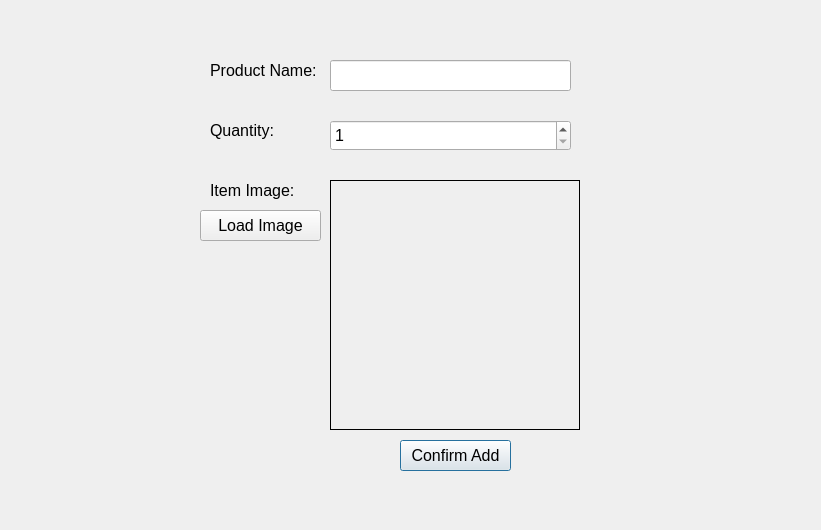
This is user_registration.ui in OmriWebber/CovidApp as Qt 5 draws it before an edit. The edited form follows.
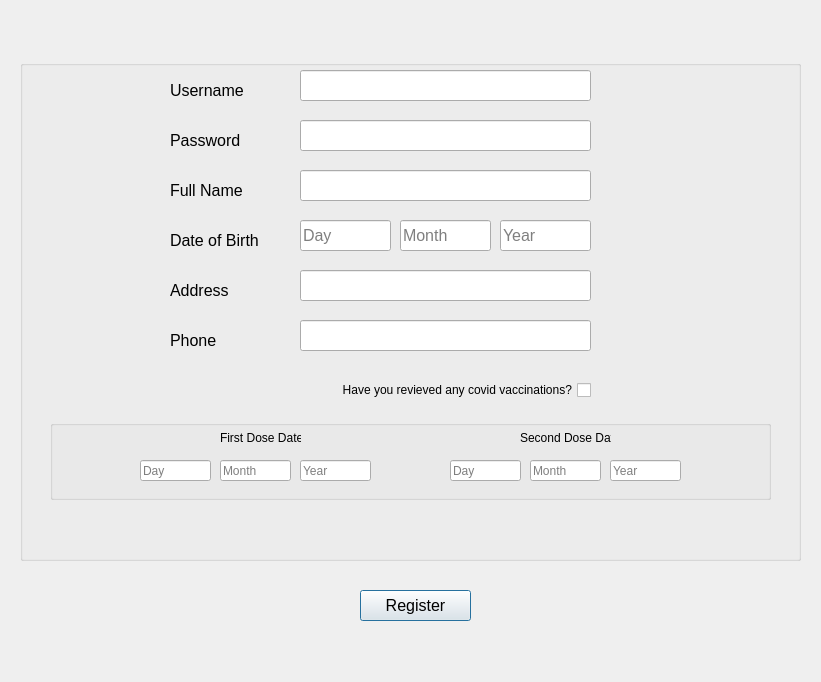
This is the edited form.

Commit message: finished user registration form, file write needs work

```diff
--- a/user_registration.ui
+++ b/user_registration.ui
@@ -7,38 +7,17 @@
     <x>0</x>
     <y>0</y>
     <width>821</width>
-    <height>530</height>
+    <height>682</height>
    </rect>
   </property>
   <property name="windowTitle">
    <string>Dialog</string>
   </property>
-  <widget class="QSpinBox" name="sbQuantity">
+  <widget class="QPushButton" name="btnRegister">
    <property name="geometry">
     <rect>
-     <x>330</x>
-     <y>120</y>
-     <width>241</width>
-     <height>31</height>
-    </rect>
-   </property>
-   <property name="font">
-    <font>
-     <pointsize>12</pointsize>
-    </font>
-   </property>
-   <property name="minimum">
-    <number>1</number>
-   </property>
-   <property name="maximum">
-    <number>1000</number>
-   </property>
-  </widget>
-  <widget class="QPushButton" name="btnConfirmAdd">
-   <property name="geometry">
-    <rect>
-     <x>400</x>
-     <y>440</y>
+     <x>360</x>
+     <y>590</y>
      <width>111</width>
      <height>31</height>
     </rect>
@@ -49,111 +28,472 @@
     </font>
    </property>
    <property name="text">
-    <string>Confirm Add</string>
+    <string>Register</string>
    </property>
   </widget>
-  <widget class="QPushButton" name="btnLoadImage">
+  <widget class="QGroupBox" name="groupBox">
    <property name="geometry">
     <rect>
-     <x>200</x>
-     <y>210</y>
-     <width>121</width>
-     <height>31</height>
-    </rect>
-   </property>
-   <property name="font">
-    <font>
-     <pointsize>12</pointsize>
-    </font>
-   </property>
-   <property name="text">
-    <string>Load Image</string>
-   </property>
-  </widget>
-  <widget class="QLabel" name="label_2">
-   <property name="geometry">
-    <rect>
-     <x>210</x>
-     <y>120</y>
-     <width>111</width>
-     <height>21</height>
-    </rect>
-   </property>
-   <property name="font">
-    <font>
-     <pointsize>12</pointsize>
-    </font>
-   </property>
-   <property name="text">
-    <string>Quantity:</string>
-   </property>
-  </widget>
-  <widget class="QLabel" name="label_3">
-   <property name="geometry">
-    <rect>
-     <x>210</x>
-     <y>180</y>
-     <width>111</width>
-     <height>21</height>
-    </rect>
-   </property>
-   <property name="font">
-    <font>
-     <pointsize>12</pointsize>
-    </font>
-   </property>
-   <property name="text">
-    <string>Item Image:</string>
-   </property>
-  </widget>
-  <widget class="QLineEdit" name="txtProductName">
-   <property name="geometry">
-    <rect>
-     <x>330</x>
+     <x>20</x>
      <y>60</y>
-     <width>241</width>
-     <height>31</height>
+     <width>781</width>
+     <height>501</height>
     </rect>
    </property>
-   <property name="font">
-    <font>
-     <pointsize>12</pointsize>
-    </font>
-   </property>
-  </widget>
-  <widget class="QLabel" name="lblImage">
-   <property name="geometry">
-    <rect>
-     <x>330</x>
-     <y>180</y>
-     <width>250</width>
-     <height>250</height>
-    </rect>
-   </property>
-   <property name="frameShape">
-    <enum>QFrame::Panel</enum>
-   </property>
-   <property name="text">
+   <property name="title">
     <string/>
    </property>
-  </widget>
-  <widget class="QLabel" name="label">
-   <property name="geometry">
-    <rect>
-     <x>210</x>
-     <y>60</y>
-     <width>111</width>
-     <height>20</height>
-    </rect>
-   </property>
-   <property name="font">
-    <font>
-     <pointsize>12</pointsize>
-    </font>
-   </property>
-   <property name="text">
-    <string>Product Name:</string>
-   </property>
+   <widget class="QLineEdit" name="input_fullname">
+    <property name="geometry">
+     <rect>
+      <x>280</x>
+      <y>110</y>
+      <width>291</width>
+      <height>31</height>
+     </rect>
+    </property>
+    <property name="font">
+     <font>
+      <pointsize>12</pointsize>
+     </font>
+    </property>
+   </widget>
+   <widget class="QLabel" name="label_fullname">
+    <property name="geometry">
+     <rect>
+      <x>150</x>
+      <y>120</y>
+      <width>111</width>
+      <height>20</height>
+     </rect>
+    </property>
+    <property name="font">
+     <font>
+      <pointsize>12</pointsize>
+     </font>
+    </property>
+    <property name="text">
+     <string>Full Name</string>
+    </property>
+   </widget>
+   <widget class="QLabel" name="label_dob">
+    <property name="geometry">
+     <rect>
+      <x>150</x>
+      <y>170</y>
+      <width>111</width>
+      <height>20</height>
+     </rect>
+    </property>
+    <property name="font">
+     <font>
+      <pointsize>12</pointsize>
+     </font>
+    </property>
+    <property name="text">
+     <string>Date of Birth</string>
+    </property>
+   </widget>
+   <widget class="QLineEdit" name="input_dob_day">
+    <property name="geometry">
+     <rect>
+      <x>280</x>
+      <y>160</y>
+      <width>91</width>
+      <height>31</height>
+     </rect>
+    </property>
+    <property name="font">
+     <font>
+      <pointsize>12</pointsize>
+     </font>
+    </property>
+    <property name="text">
+     <string/>
+    </property>
+    <property name="placeholderText">
+     <string>Day</string>
+    </property>
+   </widget>
+   <widget class="QLineEdit" name="input_dob_month">
+    <property name="geometry">
+     <rect>
+      <x>380</x>
+      <y>160</y>
+      <width>91</width>
+      <height>31</height>
+     </rect>
+    </property>
+    <property name="font">
+     <font>
+      <pointsize>12</pointsize>
+     </font>
+    </property>
+    <property name="text">
+     <string/>
+    </property>
+    <property name="placeholderText">
+     <string>Month</string>
+    </property>
+   </widget>
+   <widget class="QLineEdit" name="input_dob_year">
+    <property name="geometry">
+     <rect>
+      <x>480</x>
+      <y>160</y>
+      <width>91</width>
+      <height>31</height>
+     </rect>
+    </property>
+    <property name="font">
+     <font>
+      <pointsize>12</pointsize>
+     </font>
+    </property>
+    <property name="toolTip">
+     <string extracomment="Year"/>
+    </property>
+    <property name="toolTipDuration">
+     <number>7</number>
+    </property>
+    <property name="text">
+     <string/>
+    </property>
+    <property name="placeholderText">
+     <string>Year</string>
+    </property>
+   </widget>
+   <widget class="QLineEdit" name="input_address">
+    <property name="geometry">
+     <rect>
+      <x>280</x>
+      <y>210</y>
+      <width>291</width>
+      <height>31</height>
+     </rect>
+    </property>
+    <property name="font">
+     <font>
+      <pointsize>12</pointsize>
+     </font>
+    </property>
+   </widget>
+   <widget class="QLabel" name="label_address">
+    <property name="geometry">
+     <rect>
+      <x>150</x>
+      <y>220</y>
+      <width>111</width>
+      <height>20</height>
+     </rect>
+    </property>
+    <property name="font">
+     <font>
+      <pointsize>12</pointsize>
+     </font>
+    </property>
+    <property name="text">
+     <string>Address</string>
+    </property>
+   </widget>
+   <widget class="QLabel" name="label_phone">
+    <property name="geometry">
+     <rect>
+      <x>150</x>
+      <y>270</y>
+      <width>111</width>
+      <height>20</height>
+     </rect>
+    </property>
+    <property name="font">
+     <font>
+      <pointsize>12</pointsize>
+     </font>
+    </property>
+    <property name="text">
+     <string>Phone</string>
+    </property>
+   </widget>
+   <widget class="QLineEdit" name="input_phone">
+    <property name="geometry">
+     <rect>
+      <x>280</x>
+      <y>260</y>
+      <width>291</width>
+      <height>31</height>
+     </rect>
+    </property>
+    <property name="font">
+     <font>
+      <pointsize>12</pointsize>
+     </font>
+    </property>
+   </widget>
+   <widget class="QCheckBox" name="checkBox">
+    <property name="geometry">
+     <rect>
+      <x>150</x>
+      <y>320</y>
+      <width>421</width>
+      <height>20</height>
+     </rect>
+    </property>
+    <property name="layoutDirection">
+     <enum>Qt::RightToLeft</enum>
+    </property>
+    <property name="text">
+     <string>Have you revieved any covid vaccinations?</string>
+    </property>
+    <property name="checked">
+     <bool>false</bool>
+    </property>
+   </widget>
+   <widget class="QGroupBox" name="vaxStatus_box">
+    <property name="geometry">
+     <rect>
+      <x>30</x>
+      <y>360</y>
+      <width>721</width>
+      <height>80</height>
+     </rect>
+    </property>
+    <property name="title">
+     <string/>
+    </property>
+    <widget class="QLineEdit" name="input_dob_year_3">
+     <property name="geometry">
+      <rect>
+       <x>560</x>
+       <y>40</y>
+       <width>71</width>
+       <height>21</height>
+      </rect>
+     </property>
+     <property name="font">
+      <font>
+       <pointsize>9</pointsize>
+      </font>
+     </property>
+     <property name="toolTip">
+      <string extracomment="Year"/>
+     </property>
+     <property name="toolTipDuration">
+      <number>7</number>
+     </property>
+     <property name="text">
+      <string/>
+     </property>
+     <property name="placeholderText">
+      <string>Year</string>
+     </property>
+    </widget>
+    <widget class="QLineEdit" name="input_dob_month_2">
+     <property name="geometry">
+      <rect>
+       <x>170</x>
+       <y>40</y>
+       <width>71</width>
+       <height>21</height>
+      </rect>
+     </property>
+     <property name="font">
+      <font>
+       <pointsize>9</pointsize>
+      </font>
+     </property>
+     <property name="text">
+      <string/>
+     </property>
+     <property name="placeholderText">
+      <string>Month</string>
+     </property>
+    </widget>
+    <widget class="QLineEdit" name="input_dob_year_2">
+     <property name="geometry">
+      <rect>
+       <x>250</x>
+       <y>40</y>
+       <width>71</width>
+       <height>21</height>
+      </rect>
+     </property>
+     <property name="font">
+      <font>
+       <pointsize>9</pointsize>
+      </font>
+     </property>
+     <property name="toolTip">
+      <string extracomment="Year"/>
+     </property>
+     <property name="toolTipDuration">
+      <number>7</number>
+     </property>
+     <property name="text">
+      <string/>
+     </property>
+     <property name="placeholderText">
+      <string>Year</string>
+     </property>
+    </widget>
+    <widget class="QLabel" name="label_2">
+     <property name="geometry">
+      <rect>
+       <x>470</x>
+       <y>10</y>
+       <width>91</width>
+       <height>16</height>
+      </rect>
+     </property>
+     <property name="text">
+      <string>Second Dose Date</string>
+     </property>
+    </widget>
+    <widget class="QLabel" name="label">
+     <property name="geometry">
+      <rect>
+       <x>170</x>
+       <y>10</y>
+       <width>81</width>
+       <height>16</height>
+      </rect>
+     </property>
+     <property name="text">
+      <string>First Dose Date</string>
+     </property>
+    </widget>
+    <widget class="QLineEdit" name="input_dob_day_3">
+     <property name="geometry">
+      <rect>
+       <x>400</x>
+       <y>40</y>
+       <width>71</width>
+       <height>21</height>
+      </rect>
+     </property>
+     <property name="font">
+      <font>
+       <pointsize>9</pointsize>
+      </font>
+     </property>
+     <property name="text">
+      <string/>
+     </property>
+     <property name="placeholderText">
+      <string>Day</string>
+     </property>
+    </widget>
+    <widget class="QLineEdit" name="input_dob_month_3">
+     <property name="geometry">
+      <rect>
+       <x>480</x>
+       <y>40</y>
+       <width>71</width>
+       <height>21</height>
+      </rect>
+     </property>
+     <property name="font">
+      <font>
+       <pointsize>9</pointsize>
+      </font>
+     </property>
+     <property name="text">
+      <string/>
+     </property>
+     <property name="placeholderText">
+      <string>Month</string>
+     </property>
+    </widget>
+    <widget class="QLineEdit" name="input_dob_day_2">
+     <property name="geometry">
+      <rect>
+       <x>90</x>
+       <y>40</y>
+       <width>71</width>
+       <height>21</height>
+      </rect>
+     </property>
+     <property name="font">
+      <font>
+       <pointsize>9</pointsize>
+      </font>
+     </property>
+     <property name="text">
+      <string/>
+     </property>
+     <property name="placeholderText">
+      <string>Day</string>
+     </property>
+    </widget>
+   </widget>
+   <widget class="QLineEdit" name="input_password">
+    <property name="geometry">
+     <rect>
+      <x>280</x>
+      <y>60</y>
+      <width>291</width>
+      <height>31</height>
+     </rect>
+    </property>
+    <property name="font">
+     <font>
+      <pointsize>12</pointsize>
+     </font>
+    </property>
+    <property name="echoMode">
+     <enum>QLineEdit::Password</enum>
+    </property>
+   </widget>
+   <widget class="QLabel" name="label_fullname_2">
+    <property name="geometry">
+     <rect>
+      <x>150</x>
+      <y>70</y>
+      <width>111</width>
+      <height>20</height>
+     </rect>
+    </property>
+    <property name="font">
+     <font>
+      <pointsize>12</pointsize>
+     </font>
+    </property>
+    <property name="text">
+     <string>Password</string>
+    </property>
+   </widget>
+   <widget class="QLabel" name="label_fullname_3">
+    <property name="geometry">
+     <rect>
+      <x>150</x>
+      <y>20</y>
+      <width>111</width>
+      <height>20</height>
+     </rect>
+    </property>
+    <property name="font">
+     <font>
+      <pointsize>12</pointsize>
+     </font>
+    </property>
+    <property name="text">
+     <string>Username</string>
+    </property>
+   </widget>
+   <widget class="QLineEdit" name="input_username">
+    <property name="geometry">
+     <rect>
+      <x>280</x>
+      <y>10</y>
+      <width>291</width>
+      <height>31</height>
+     </rect>
+    </property>
+    <property name="font">
+     <font>
+      <pointsize>12</pointsize>
+     </font>
+    </property>
+   </widget>
   </widget>
  </widget>
  <resources/>
```
The commit also changes 6 other files.
